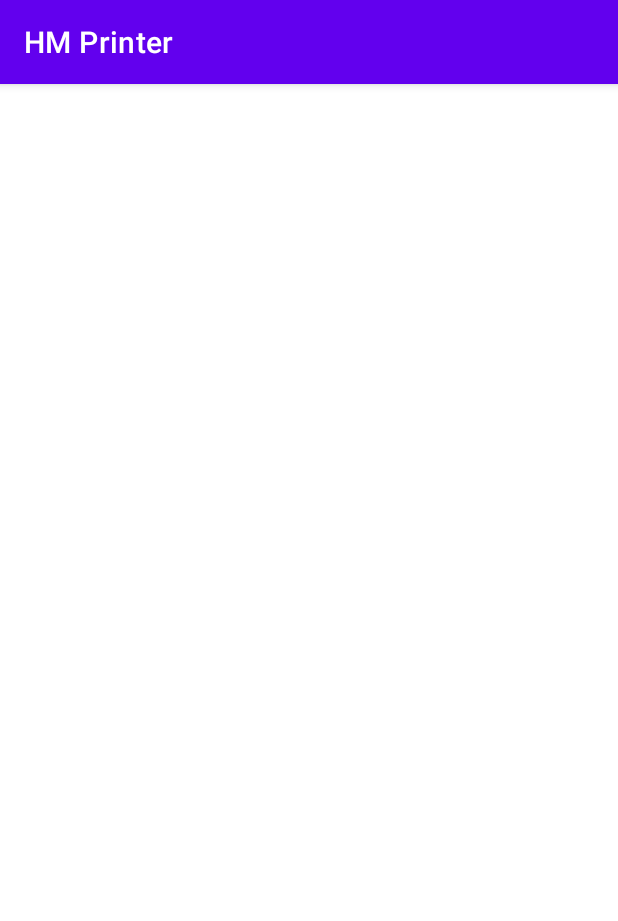
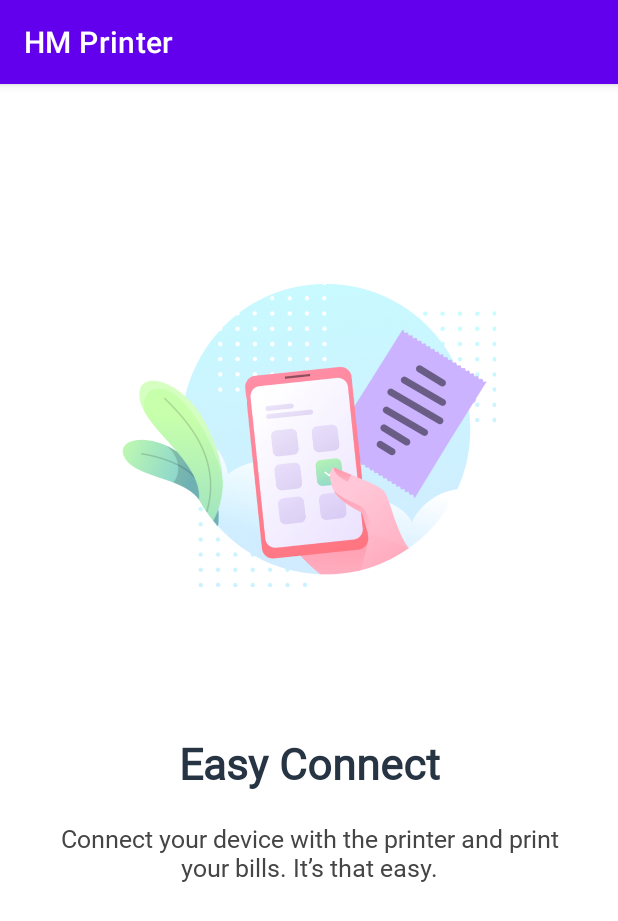
Before and after one commit to uplsuman/HostedMenuPrinter, an Android app: the SplashScreenFragment screen opened directly, with no data from a screen before it, on a phone screen of 412 x 824 dp. Shown: the top 921 px of the screen. Run offline under Robolectric (Android 15) with nearby library versions, the phone set to English and light mode, and no system bars; our stand-ins replace sdp/ssp sizes.

Commit message:
Splash screen & login screen partially.

```diff
--- a/app/build.gradle
+++ b/app/build.gradle
@@ -47,4 +47,6 @@ dependencies {
         exclude group: 'org.json', module: 'json'
     }
     implementation 'com.github.DantSu:ESCPOS-ThermalPrinter-Android:3.0.1'
+    implementation 'com.intuit.sdp:sdp-android:1.0.6'
+
 }
--- a/app/src/main/res/layout/fragment_splash_screen.xml
+++ b/app/src/main/res/layout/fragment_splash_screen.xml
@@ -1,11 +1,59 @@
 <?xml version="1.0" encoding="utf-8"?>
-<FrameLayout xmlns:android="http://schemas.android.com/apk/res/android"
+<androidx.constraintlayout.widget.ConstraintLayout
+    xmlns:android="http://schemas.android.com/apk/res/android"
+    xmlns:app="http://schemas.android.com/apk/res-auto"
     xmlns:tools="http://schemas.android.com/tools"
     android:layout_width="match_parent"
     android:layout_height="match_parent"
     android:id="@+id/splash_screen_fragment"
     tools:context=".Fragments.SplashScreenFragment">
 
+    <TextView
+        android:id="@+id/tv_centerView"
+        android:layout_width="wrap_content"
+        android:layout_height="wrap_content"
+        app:layout_constraintLeft_toLeftOf="parent"
+        app:layout_constraintRight_toRightOf="parent"
+        app:layout_constraintTop_toTopOf="parent"
+        app:layout_constraintBottom_toBottomOf="parent"
+        />
+    <ImageView
+        android:layout_width="wrap_content"
+        android:layout_height="wrap_content"
+        android:src="@drawable/splash_screen_image"
+        app:layout_constraintLeft_toLeftOf="parent"
+        app:layout_constraintRight_toRightOf="parent"
+        app:layout_constraintBottom_toTopOf="@+id/tv_centerView"
+        android:layout_marginBottom="@dimen/_30sdp"
+        />
 
+    <TextView
+        android:id="@+id/tv_easyConnect"
+        android:layout_width="wrap_content"
+        android:layout_height="wrap_content"
+        android:layout_marginTop="@dimen/_30sdp"
+        android:fontFamily="@font/roboto_normal"
+        android:text="@string/easy_connect"
+        android:textColor="#273444"
+        android:textSize="@dimen/_22sdp"
+        android:textStyle="bold"
+        app:layout_constraintLeft_toLeftOf="parent"
+        app:layout_constraintRight_toRightOf="parent"
+        app:layout_constraintTop_toBottomOf="@+id/tv_centerView" />
 
-</FrameLayout>
+    <TextView
+        android:layout_width="wrap_content"
+        android:layout_height="wrap_content"
+        android:layout_marginTop="@dimen/_15sdp"
+        android:fontFamily="@font/roboto_normal"
+        android:text="@string/hm_tag_line"
+        android:textSize="@dimen/_13sdp"
+        app:layout_constraintLeft_toLeftOf="parent"
+        app:layout_constraintRight_toRightOf="parent"
+        app:layout_constraintTop_toBottomOf="@+id/tv_easyConnect"
+        android:paddingHorizontal="@dimen/_19sdp"
+        android:textColor="#454545"
+        android:textAlignment="center"
+        />
+
+</androidx.constraintlayout.widget.ConstraintLayout>
--- a/app/src/main/res/values/strings.xml
+++ b/app/src/main/res/values/strings.xml
@@ -2,4 +2,6 @@
     <string name="app_name">HM Printer</string>
     <!-- TODO: Remove or change this placeholder text -->
     <string name="hello_blank_fragment">Hello blank fragment</string>
+    <string name="easy_connect">Easy Connect</string>
+    <string name="hm_tag_line">Connect your device with the printer and print your bills. It’s that easy.</string>
 </resources>
```
Also changed, not shown: app/src/main/res/layout/fragment_login_screen.xml (+41 -6 lines), app/src/main/res/drawable-hdpi/hm_printer_txt.png (added), app/src/main/res/drawable-mdpi/hm_printer_txt.png (added), app/src/main/res/drawable-xhdpi/hm_printer_txt.png (added), app/src/main/res/drawable-xxhdpi/hm_printer_txt.png (added), app/src/main/res/drawable-xxxhdpi/hm_printer_txt.png (added), app/src/main/res/font/roboto_normal.ttf (added).
